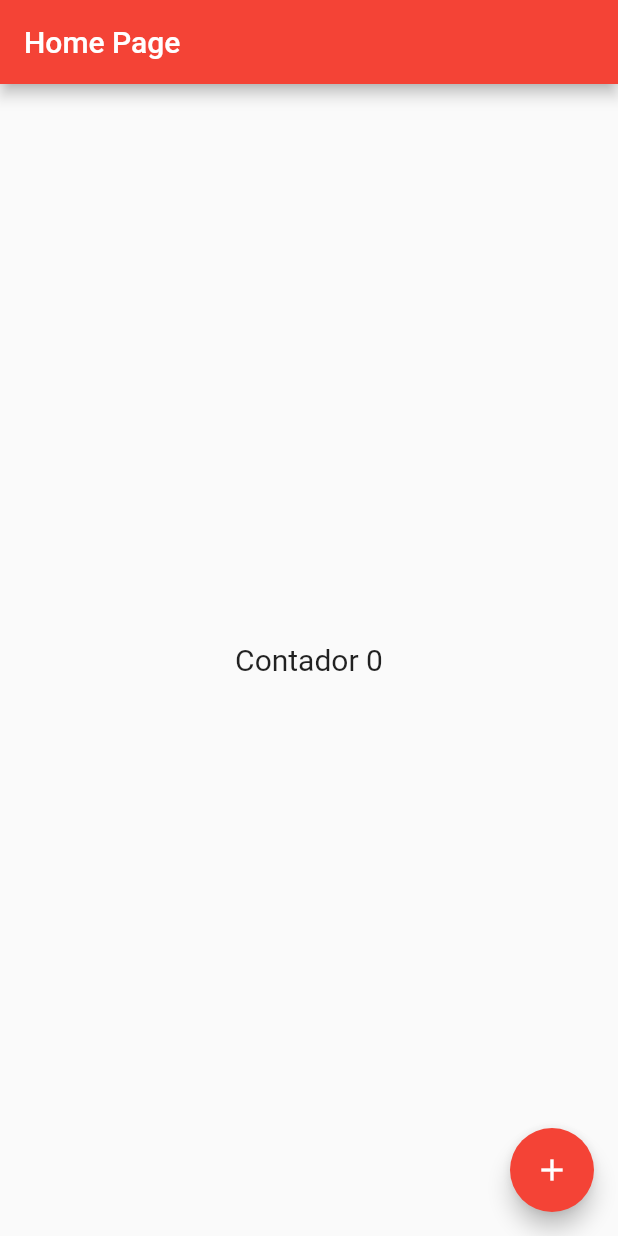
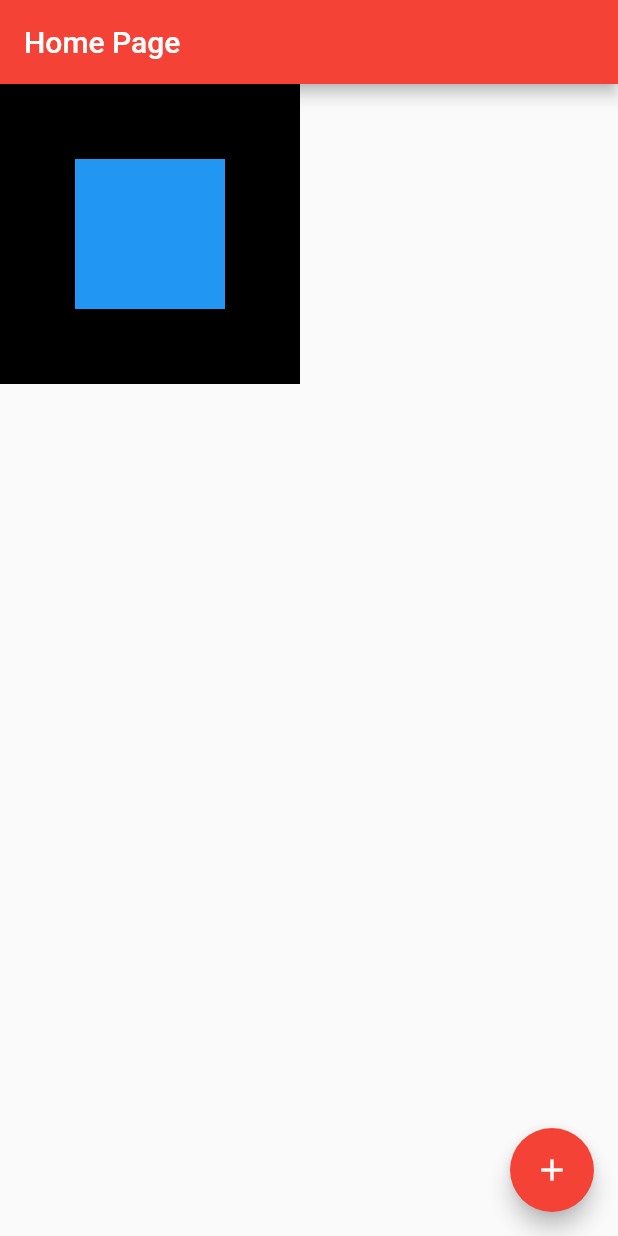
Before and after one commit to ClintonAlmeidaDev/Curso-Flutterando-2022, a Flutter app: the screen it shows after launch, on a phone screen of 412 x 824 dp. Run offline on Flutter 3.47's test engine with Material 2 defaults, Android fonts, the phone set to English and light mode, and no system bars.

Commit message:
Render
Alinhamento com render

```diff
--- a/curso_flutterando_2022/lib/home_page.dart
+++ b/curso_flutterando_2022/lib/home_page.dart
@@ -17,18 +17,18 @@
       appBar: AppBar(
         title: Text('Home Page'),
       ),
-      body: Center(
-          child: GestureDetector(
-        child: Text(
-          'Contador $count',
-          style: TextStyle(fontSize: 20),
+      body: Container(
+        height: 200,
+        width: 200,
+        color: Colors.black,
+        child: Center(
+          child: Container(
+            height: 100,
+            width: 100,
+            color: Colors.blue,
+          ),
         ),
-        onTap: () {
-          setState(() {
-            count++;
-          });
-        },
-      )),
+      ),
       floatingActionButton: FloatingActionButton(
         child: Icon(Icons.add),
         onPressed: () {
```
